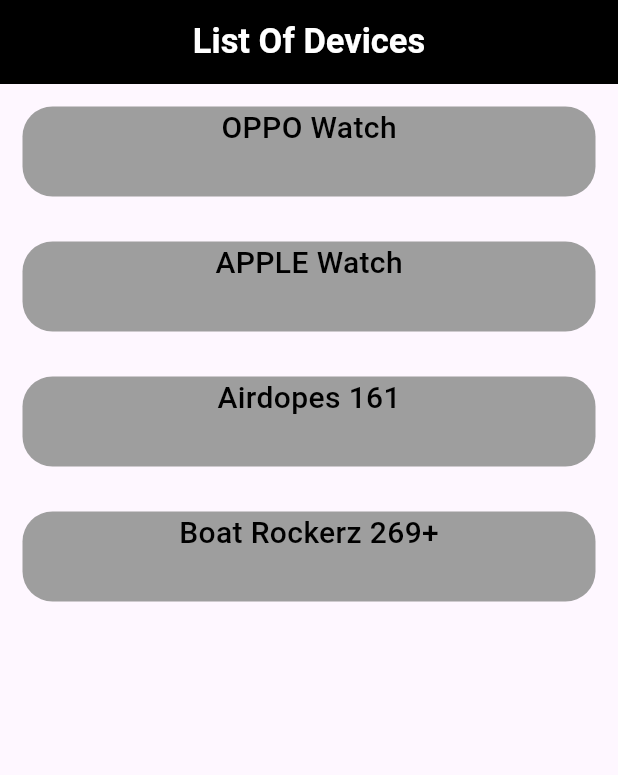
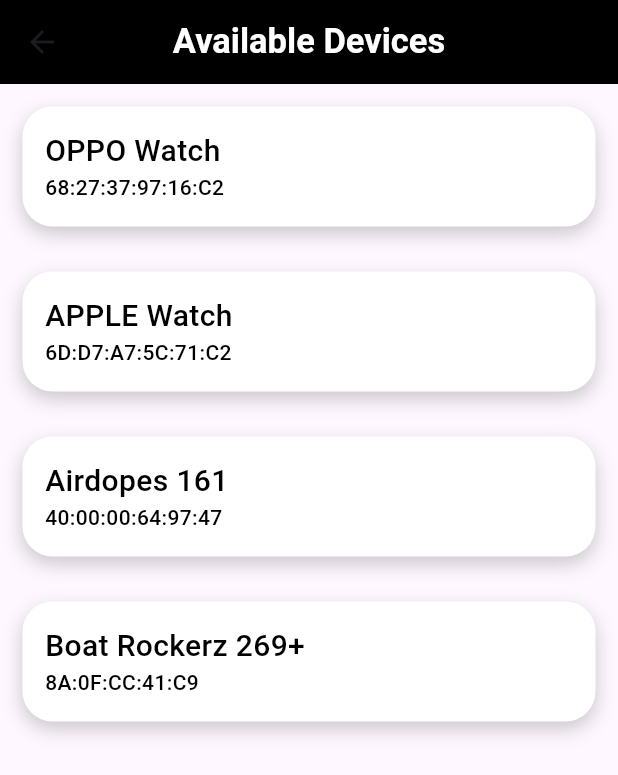
Before and after one commit to Soham1503/internship_task, a Flutter app: the HomePage screen opened directly, on a phone screen of 412 x 824 dp. Shown: the top 775 px of the screen. Run offline on Flutter 3.47's test engine with Material 3 defaults, Android fonts, the light colour scheme and no system bars.

Commit message:
Upadted project with new features

```diff
--- a/lib/controller/bluetooth_data.dart
+++ b/lib/controller/bluetooth_data.dart
@@ -4,7 +4,5 @@
   String password;
   BluetoothData({required this.password});
 
-  void changeData(){
-
-  }
+  void changeData() {}
 }
--- /dev/null
+++ b/lib/view/available_device.dart
@@ -0,0 +1,94 @@
+import 'package:blutetooth_task/view/connected_device.dart';
+import 'package:flutter/material.dart';
+
+class HomePage extends StatefulWidget {
+  const HomePage({super.key});
+
+  @override
+  State<HomePage> createState() => _HomePageState();
+}
+
+class _HomePageState extends State<HomePage> {
+  List<Map>? data = [
+    {"deviceName": "OPPO Watch", "deviceId": "68:27:37:97:16:C2"},
+    {"deviceName": "APPLE Watch", "deviceId": "6D:D7:A7:5C:71:C2"},
+    {"deviceName": "Airdopes 161", "deviceId": "40:00:00:64:97:47"},
+    {"deviceName": "Boat Rockerz 269+", "deviceId": "8A:0F:CC:41:C9"},
+  ];
+  @override
+  Widget build(BuildContext context) {
+    return Scaffold(
+      appBar: AppBar(
+        title: const Text(
+          "Available Devices",
+          style: TextStyle(
+              fontSize: 23, fontWeight: FontWeight.w600, color: Colors.white),
+        ),
+        centerTitle: true,
+        backgroundColor: Colors.black,
+      ),
+      body: Column(
+        crossAxisAlignment: CrossAxisAlignment.start,
+        children: [
+          Expanded(
+            child: ListView.builder(
+                itemCount: data!.length,
+                itemBuilder: (context, index) {
+                  return Padding(
+                    padding: const EdgeInsets.all(15),
+                    child: GestureDetector(
+                      onTap: () {
+                        Navigator.of(context)
+                            .push(MaterialPageRoute(builder: (context) {
+                          return ConnectedDevice(
+                            selectedName: data![index]['deviceName'],
+                          );
+                        }));
+                      },
+                      child: Container(
+                        height: 80,
+                        width: MediaQuery.of(context).size.width,
+                        decoration: BoxDecoration(
+                            boxShadow: [
+                              BoxShadow(
+                                color: Colors.black
+                                    .withOpacity(0.2), // Soft shadow
+                                blurRadius: 10,
+                                offset: const Offset(
+                                    0, 5), // Slight downward offset
+                              ),
+                            ],
+                            borderRadius: BorderRadiusDirectional.circular(20),
+                            color: Colors.white),
+                        child: Padding(
+                          padding: const EdgeInsets.all(15.0),
+                          child: Column(
+                            crossAxisAlignment: CrossAxisAlignment.start,
+                            children: [
+                              Text(
+                                data![index]['deviceName'],
+                                style: const TextStyle(
+                                    fontSize: 20,
+                                    fontWeight: FontWeight.w500,
+                                    color: Colors.black),
+                              ),
+                              Text(
+                                '${data![index]['deviceId']}',
+                                style: const TextStyle(
+                                    fontSize: 14,
+                                    fontWeight: FontWeight.w500,
+                                    color: Colors.black),
+                              )
+                            ],
+                          ),
+                        ),
+                      ),
+                    ),
+                  );
+                }),
+          )
+        ],
+      ),
+    );
+  }
+}
--- a/lib/view/home_page.dart
+++ /dev/null
@@ -1,80 +0,0 @@
-import 'package:blutetooth_task/view/connected_device.dart';
-import 'package:flutter/material.dart';
-
-class HomePage extends StatefulWidget {
-  const HomePage({super.key});
-
-  @override
-  State<HomePage> createState() => _HomePageState();
-}
-
-class _HomePageState extends State<HomePage> {
-  List<Map> data = [
-    {
-      "deviceName": "OPPO Watch",
-    },
-    {
-      "deviceName": "APPLE Watch",
-    },
-    {
-      "deviceName": "Airdopes 161",
-    },
-    {
-      "deviceName": "Boat Rockerz 269+",
-    },
-  ];
-  @override
-  Widget build(BuildContext context) {
-    return Scaffold(
-      appBar: AppBar(
-        title: const Text(
-          "List Of Devices",
-          style: TextStyle(
-              fontSize: 23, fontWeight: FontWeight.w600, color: Colors.white),
-        ),
-        centerTitle: true,
-        backgroundColor: Colors.black,
-      ),
-      body: Column(
-        crossAxisAlignment: CrossAxisAlignment.start,
-        children: [
-          Expanded(
-            child: ListView.builder(
-                itemCount: data.length,
-                itemBuilder: (context, index) {
-                  return Padding(
-                    padding: EdgeInsets.all(15),
-                    child: GestureDetector(
-                      onTap: () {
-                        Navigator.of(context)
-                            .push(MaterialPageRoute(builder: (context) {
-                          return ConnectedDevice(selectedName: data[index]['deviceName'],);
-                        }));
-                      },
-                      child: Container(
-                        height: 60,
-                        width: MediaQuery.of(context).size.width,
-                        decoration: BoxDecoration(
-                            borderRadius: BorderRadiusDirectional.circular(20),
-                            color: Colors.grey),
-                        child: Column(
-                          children: [
-                            Text(
-                              data[index]['deviceName'],
-                              style: const TextStyle(
-                                  fontSize: 20,
-                                  fontWeight: FontWeight.w500,
-                                  color: Colors.black),
-                            )
-                          ],
-                        ),
-                      ),
-                    ),
-                  );
-                }),
-          )
-        ],
-      ),
-    );
-  }
-}
```
Also changed, not shown: lib/main.dart (+9 -8 lines), lib/view/already_paired_devices.dart (added, +89 -0 lines), lib/view/connected_device.dart (+10 -2 lines), lib/view/detailed_view.dart (+4 -3 lines), lib/view/device_containers.dart (added, +89 -0 lines).
